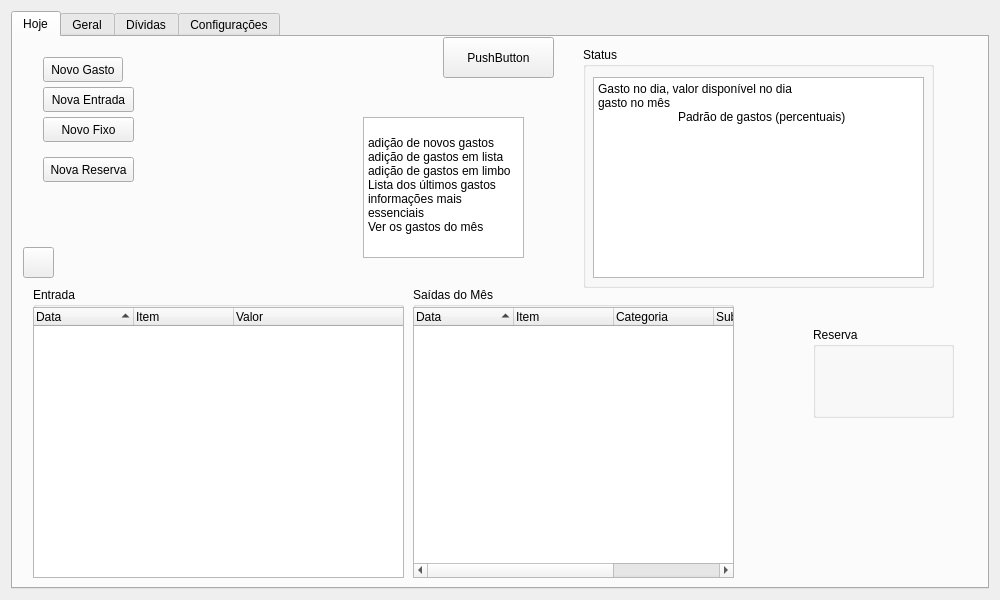
Above: ui/janela.ui from vazerick/controle_gastos before the change. Below: the same form after it.
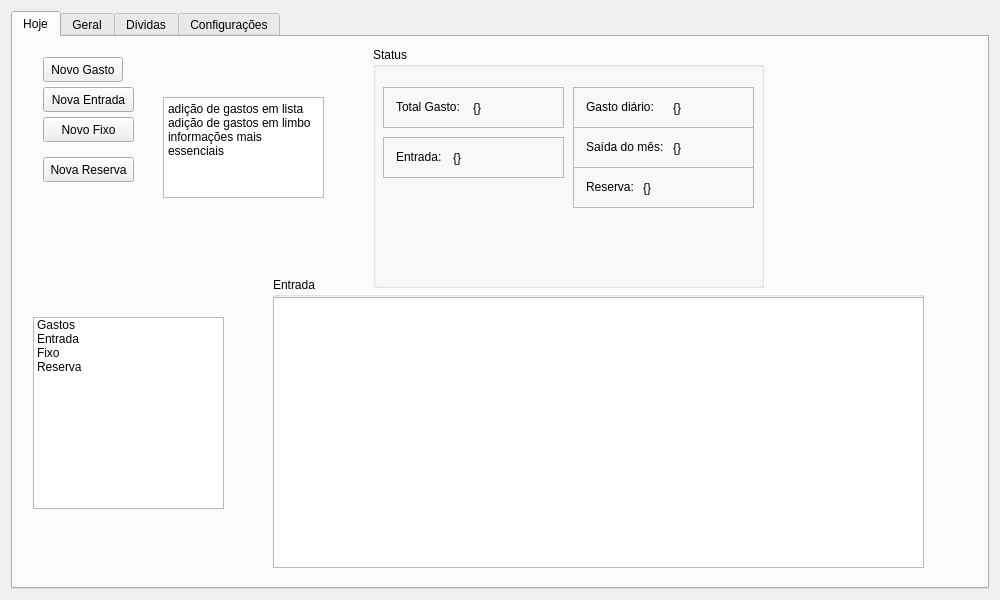
That is the form after the change.

Commit message: Lista as tabelas em Árvores.

What changed in the file:
```diff
--- a/ui/janela.ui
+++ b/ui/janela.ui
@@ -38,10 +38,10 @@
       <widget class="QTextBrowser" name="textBrowser">
        <property name="geometry">
         <rect>
-         <x>350</x>
-         <y>80</y>
+         <x>150</x>
+         <y>60</y>
          <width>161</width>
-         <height>141</height>
+         <height>101</height>
         </rect>
        </property>
        <property name="html">
@@ -49,59 +49,248 @@
 &lt;html&gt;&lt;head&gt;&lt;meta name=&quot;qrichtext&quot; content=&quot;1&quot; /&gt;&lt;style type=&quot;text/css&quot;&gt;
 p, li { white-space: pre-wrap; }
 &lt;/style&gt;&lt;/head&gt;&lt;body style=&quot; font-family:'Noto Sans'; font-size:9pt; font-weight:400; font-style:normal;&quot;&gt;
-&lt;p style=&quot;-qt-paragraph-type:empty; margin-top:0px; margin-bottom:0px; margin-left:0px; margin-right:0px; -qt-block-indent:0; text-indent:0px;&quot;&gt;&lt;br /&gt;&lt;/p&gt;
-&lt;p style=&quot; margin-top:0px; margin-bottom:0px; margin-left:0px; margin-right:0px; -qt-block-indent:0; text-indent:0px;&quot;&gt;adição de novos gastos&lt;/p&gt;
 &lt;p style=&quot; margin-top:0px; margin-bottom:0px; margin-left:0px; margin-right:0px; -qt-block-indent:0; text-indent:0px;&quot;&gt;adição de gastos em lista&lt;/p&gt;
 &lt;p style=&quot; margin-top:0px; margin-bottom:0px; margin-left:0px; margin-right:0px; -qt-block-indent:0; text-indent:0px;&quot;&gt;adição de gastos em limbo&lt;/p&gt;
-&lt;p style=&quot; margin-top:0px; margin-bottom:0px; margin-left:0px; margin-right:0px; -qt-block-indent:0; text-indent:0px;&quot;&gt;Lista dos últimos gastos&lt;/p&gt;
-&lt;p style=&quot; margin-top:0px; margin-bottom:0px; margin-left:0px; margin-right:0px; -qt-block-indent:0; text-indent:0px;&quot;&gt;informações mais essenciais&lt;/p&gt;
-&lt;p style=&quot; margin-top:0px; margin-bottom:0px; margin-left:0px; margin-right:0px; -qt-block-indent:0; text-indent:0px;&quot;&gt;Ver os gastos do mês&lt;/p&gt;&lt;/body&gt;&lt;/html&gt;</string>
+&lt;p style=&quot; margin-top:0px; margin-bottom:0px; margin-left:0px; margin-right:0px; -qt-block-indent:0; text-indent:0px;&quot;&gt;informações mais essenciais&lt;/p&gt;&lt;/body&gt;&lt;/html&gt;</string>
        </property>
       </widget>
       <widget class="QGroupBox" name="boxStatus">
        <property name="geometry">
         <rect>
-         <x>570</x>
+         <x>360</x>
          <y>10</y>
-         <width>351</width>
+         <width>391</width>
          <height>241</height>
         </rect>
        </property>
        <property name="title">
         <string>Status</string>
        </property>
-       <widget class="QTextBrowser" name="textBrowser_4">
+       <widget class="QFrame" name="frameSoma">
         <property name="geometry">
          <rect>
           <x>10</x>
-          <y>30</y>
-          <width>331</width>
-          <height>201</height>
+          <y>40</y>
+          <width>181</width>
+          <height>41</height>
          </rect>
         </property>
-        <property name="html">
-         <string>&lt;!DOCTYPE HTML PUBLIC &quot;-//W3C//DTD HTML 4.0//EN&quot; &quot;http://www.w3.org/TR/REC-html40/strict.dtd&quot;&gt;
-&lt;html&gt;&lt;head&gt;&lt;meta name=&quot;qrichtext&quot; content=&quot;1&quot; /&gt;&lt;style type=&quot;text/css&quot;&gt;
-p, li { white-space: pre-wrap; }
-&lt;/style&gt;&lt;/head&gt;&lt;body style=&quot; font-family:'Noto Sans'; font-size:9pt; font-weight:400; font-style:normal;&quot;&gt;
-&lt;p style=&quot; margin-top:0px; margin-bottom:0px; margin-left:0px; margin-right:0px; -qt-block-indent:0; text-indent:0px;&quot;&gt;Gasto no dia, valor disponível no dia&lt;/p&gt;
-&lt;p style=&quot; margin-top:0px; margin-bottom:0px; margin-left:0px; margin-right:0px; -qt-block-indent:0; text-indent:0px;&quot;&gt;gasto no mês&lt;/p&gt;
-&lt;p style=&quot; margin-top:0px; margin-bottom:0px; margin-left:0px; margin-right:0px; -qt-block-indent:0; text-indent:0px;&quot;&gt;	Padrão de gastos (percentuais)&lt;/p&gt;&lt;/body&gt;&lt;/html&gt;</string>
+        <property name="styleSheet">
+         <string notr="true"/>
         </property>
+        <property name="frameShape">
+         <enum>QFrame::StyledPanel</enum>
+        </property>
+        <property name="frameShadow">
+         <enum>QFrame::Raised</enum>
+        </property>
+        <widget class="QLabel" name="labelSoma">
+         <property name="geometry">
+          <rect>
+           <x>13</x>
+           <y>10</y>
+           <width>71</width>
+           <height>20</height>
+          </rect>
+         </property>
+         <property name="text">
+          <string>Total Gasto:</string>
+         </property>
+        </widget>
+        <widget class="QLabel" name="labelVSoma">
+         <property name="geometry">
+          <rect>
+           <x>90</x>
+           <y>10</y>
+           <width>51</width>
+           <height>21</height>
+          </rect>
+         </property>
+         <property name="text">
+          <string>{}</string>
+         </property>
+        </widget>
        </widget>
-      </widget>
-      <widget class="QPushButton" name="pushButton">
-       <property name="geometry">
-        <rect>
-         <x>430</x>
-         <y>0</y>
-         <width>111</width>
-         <height>41</height>
-        </rect>
-       </property>
-       <property name="text">
-        <string>PushButton</string>
-       </property>
+       <widget class="QFrame" name="frameEntrada">
+        <property name="geometry">
+         <rect>
+          <x>10</x>
+          <y>90</y>
+          <width>181</width>
+          <height>41</height>
+         </rect>
+        </property>
+        <property name="styleSheet">
+         <string notr="true"/>
+        </property>
+        <property name="frameShape">
+         <enum>QFrame::StyledPanel</enum>
+        </property>
+        <property name="frameShadow">
+         <enum>QFrame::Raised</enum>
+        </property>
+        <widget class="QLabel" name="labelEntrada">
+         <property name="geometry">
+          <rect>
+           <x>13</x>
+           <y>10</y>
+           <width>71</width>
+           <height>20</height>
+          </rect>
+         </property>
+         <property name="text">
+          <string>Entrada:</string>
+         </property>
+        </widget>
+        <widget class="QLabel" name="labelVEntrada">
+         <property name="geometry">
+          <rect>
+           <x>70</x>
+           <y>10</y>
+           <width>71</width>
+           <height>21</height>
+          </rect>
+         </property>
+         <property name="text">
+          <string>{}</string>
+         </property>
+        </widget>
+       </widget>
+       <widget class="QFrame" name="frameSoma_3">
+        <property name="geometry">
+         <rect>
+          <x>200</x>
+          <y>80</y>
+          <width>181</width>
+          <height>41</height>
+         </rect>
+        </property>
+        <property name="styleSheet">
+         <string notr="true"/>
+        </property>
+        <property name="frameShape">
+         <enum>QFrame::StyledPanel</enum>
+        </property>
+        <property name="frameShadow">
+         <enum>QFrame::Raised</enum>
+        </property>
+        <widget class="QLabel" name="labelSoma_3">
+         <property name="geometry">
+          <rect>
+           <x>13</x>
+           <y>10</y>
+           <width>91</width>
+           <height>20</height>
+          </rect>
+         </property>
+         <property name="text">
+          <string>Saída do mês:</string>
+         </property>
+        </widget>
+        <widget class="QLabel" name="labelVSoma_3">
+         <property name="geometry">
+          <rect>
+           <x>100</x>
+           <y>10</y>
+           <width>51</width>
+           <height>21</height>
+          </rect>
+         </property>
+         <property name="text">
+          <string>{}</string>
+         </property>
+        </widget>
+       </widget>
+       <widget class="QFrame" name="frameSoma_2">
+        <property name="geometry">
+         <rect>
+          <x>200</x>
+          <y>40</y>
+          <width>181</width>
+          <height>41</height>
+         </rect>
+        </property>
+        <property name="styleSheet">
+         <string notr="true"/>
+        </property>
+        <property name="frameShape">
+         <enum>QFrame::StyledPanel</enum>
+        </property>
+        <property name="frameShadow">
+         <enum>QFrame::Raised</enum>
+        </property>
+        <widget class="QLabel" name="labelSoma_2">
+         <property name="geometry">
+          <rect>
+           <x>13</x>
+           <y>10</y>
+           <width>81</width>
+           <height>20</height>
+          </rect>
+         </property>
+         <property name="text">
+          <string>Gasto diário:</string>
+         </property>
+        </widget>
+        <widget class="QLabel" name="labelVSoma_2">
+         <property name="geometry">
+          <rect>
+           <x>100</x>
+           <y>10</y>
+           <width>51</width>
+           <height>21</height>
+          </rect>
+         </property>
+         <property name="text">
+          <string>{}</string>
+         </property>
+        </widget>
+       </widget>
+       <widget class="QFrame" name="frameSoma_4">
+        <property name="geometry">
+         <rect>
+          <x>200</x>
+          <y>120</y>
+          <width>181</width>
+          <height>41</height>
+         </rect>
+        </property>
+        <property name="styleSheet">
+         <string notr="true"/>
+        </property>
+        <property name="frameShape">
+         <enum>QFrame::StyledPanel</enum>
+        </property>
+        <property name="frameShadow">
+         <enum>QFrame::Raised</enum>
+        </property>
+        <widget class="QLabel" name="labelSoma_4">
+         <property name="geometry">
+          <rect>
+           <x>13</x>
+           <y>10</y>
+           <width>91</width>
+           <height>20</height>
+          </rect>
+         </property>
+         <property name="text">
+          <string>Reserva:</string>
+         </property>
+        </widget>
+        <widget class="QLabel" name="labelVSoma_4">
+         <property name="geometry">
+          <rect>
+           <x>70</x>
+           <y>10</y>
+           <width>51</width>
+           <height>21</height>
+          </rect>
+         </property>
+         <property name="text">
+          <string>{}</string>
+         </property>
+        </widget>
+       </widget>
       </widget>
       <widget class="QPushButton" name="botaoGasto">
        <property name="geometry">
@@ -122,9 +311,9 @@
        </property>
        <property name="geometry">
         <rect>
-         <x>20</x>
-         <y>250</y>
-         <width>931</width>
+         <x>260</x>
+         <y>240</y>
+         <width>651</width>
          <height>291</height>
         </rect>
        </property>
@@ -236,7 +425,7 @@
           <rect>
            <x>0</x>
            <y>0</y>
-           <width>371</width>
+           <width>651</width>
            <height>291</height>
           </rect>
          </property>
@@ -248,7 +437,7 @@
            <rect>
             <x>0</x>
             <y>20</y>
-            <width>371</width>
+            <width>651</width>
             <height>271</height>
            </rect>
           </property>
@@ -262,18 +451,23 @@
            <bool>true</bool>
           </property>
           <attribute name="headerVisible">
-           <bool>true</bool>
+           <bool>false</bool>
           </attribute>
-          <column>
-           <property name="text">
-            <string>Data</string>
-           </property>
-          </column>
           <column>
            <property name="text">
             <string>Item</string>
            </property>
           </column>
+          <column>
+           <property name="text">
+            <string>Previsão</string>
+           </property>
+          </column>
+          <column>
+           <property name="text">
+            <string>Data</string>
+           </property>
+          </column>
           <column>
            <property name="text">
             <string>Valor</string>
@@ -281,12 +475,14 @@
           </column>
          </widget>
         </widget>
+       </widget>
+       <widget class="QWidget" name="pageFixo">
         <widget class="QGroupBox" name="boxFixo">
          <property name="geometry">
           <rect>
-           <x>380</x>
+           <x>0</x>
            <y>0</y>
-           <width>321</width>
+           <width>651</width>
            <height>291</height>
           </rect>
          </property>
@@ -298,7 +494,7 @@
            <rect>
             <x>0</x>
             <y>20</y>
-            <width>321</width>
+            <width>651</width>
             <height>271</height>
            </rect>
           </property>
@@ -321,10 +517,10 @@
            <bool>true</bool>
           </property>
           <property name="headerHidden">
-           <bool>false</bool>
+           <bool>true</bool>
           </property>
           <attribute name="headerVisible">
-           <bool>true</bool>
+           <bool>false</bool>
           </attribute>
           <attribute name="headerCascadingSectionResizes">
            <bool>false</bool>
@@ -362,10 +558,10 @@
         <widget class="QGroupBox" name="boxSaidas_2">
          <property name="geometry">
           <rect>
-           <x>780</x>
-           <y>40</y>
-           <width>141</width>
-           <height>91</height>
+           <x>10</x>
+           <y>10</y>
+           <width>641</width>
+           <height>281</height>
           </rect>
          </property>
          <property name="title">
@@ -374,19 +570,6 @@
         </widget>
        </widget>
       </widget>
-      <widget class="QPushButton" name="botaoTela">
-       <property name="geometry">
-        <rect>
-         <x>10</x>
-         <y>210</y>
-         <width>31</width>
-         <height>31</height>
-        </rect>
-       </property>
-       <property name="text">
-        <string/>
-       </property>
-      </widget>
       <widget class="QPushButton" name="botaoEntrada">
        <property name="geometry">
         <rect>
@@ -426,6 +609,36 @@
         <string>Nova Reserva</string>
        </property>
       </widget>
+      <widget class="QListWidget" name="listMenu">
+       <property name="geometry">
+        <rect>
+         <x>20</x>
+         <y>280</y>
+         <width>191</width>
+         <height>192</height>
+        </rect>
+       </property>
+       <item>
+        <property name="text">
+         <string>Gastos</string>
+        </property>
+       </item>
+       <item>
+        <property name="text">
+         <string>Entrada</string>
+        </property>
+       </item>
+       <item>
+        <property name="text">
+         <string>Fixo</string>
+        </property>
+       </item>
+       <item>
+        <property name="text">
+         <string>Reserva</string>
+        </property>
+       </item>
+      </widget>
      </widget>
      <widget class="QWidget" name="Geral">
       <attribute name="title">
```
Left out of the diff: 23 changed lines with no effect on the pictures. The commit also changes 23 other files.
